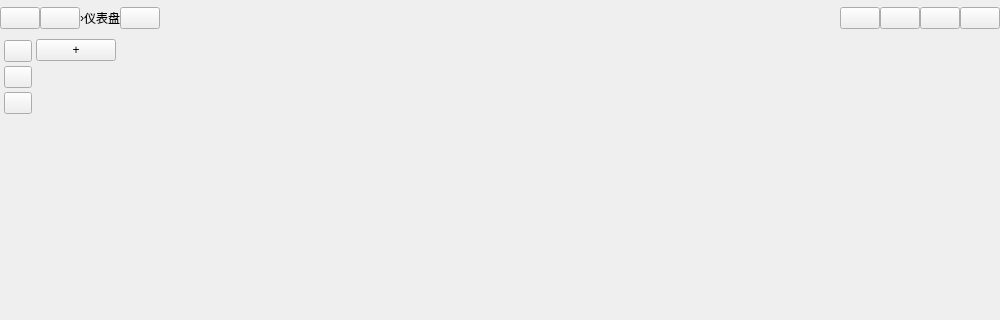
First picture: the form in Sources/Froms/MainWindow.ui, repository FixLater/image-text, before the edit; both pictures show x 0 to 1000 and y 0 to 320 of the 1000 by 620 pixel window.
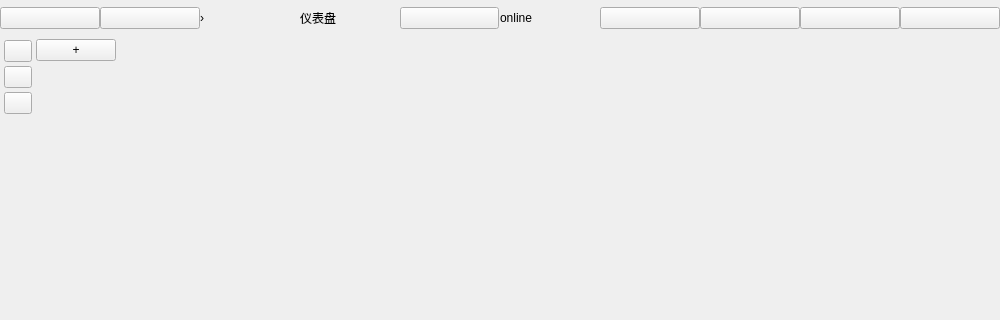
Second picture: the form after the edit.

```diff
--- a/Sources/Froms/MainWindow.ui
+++ b/Sources/Froms/MainWindow.ui
@@ -99,19 +99,17 @@
             </widget>
           </item>
           <item>
-           <spacer name="titleSpacer">
-           <property name="orientation">
-            <enum>Qt::Horizontal</enum>
-           </property>
-           <property name="sizeHint" stdset="0">
-            <size>
-             <width>40</width>
-             <height>20</height>
-            </size>
-           </property>
+         <spacer name="titleSpacer">
          </spacer>
         </item>
-         <item>
+        <item>
+         <widget class="QLabel" name="onlineLabel">
+          <property name="text">
+           <string>online</string>
+          </property>
+         </widget>
+        </item>
+        <item>
          <widget class="QPushButton" name="settingsBtn">
           <property name="text">
            <string/>
```
